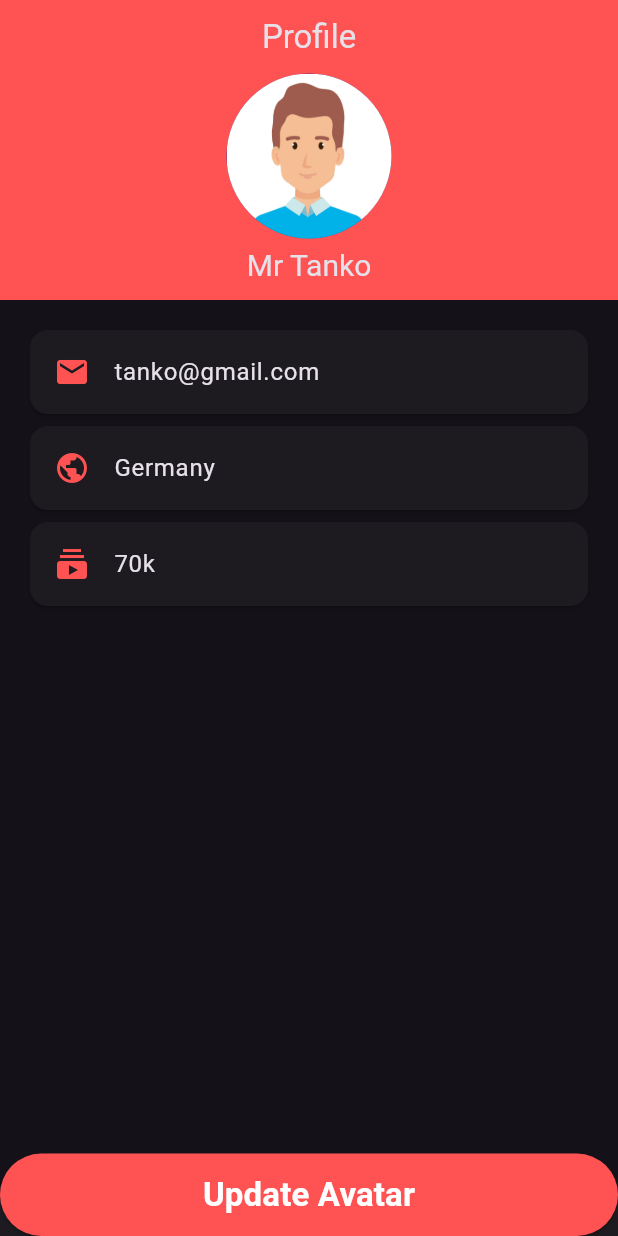
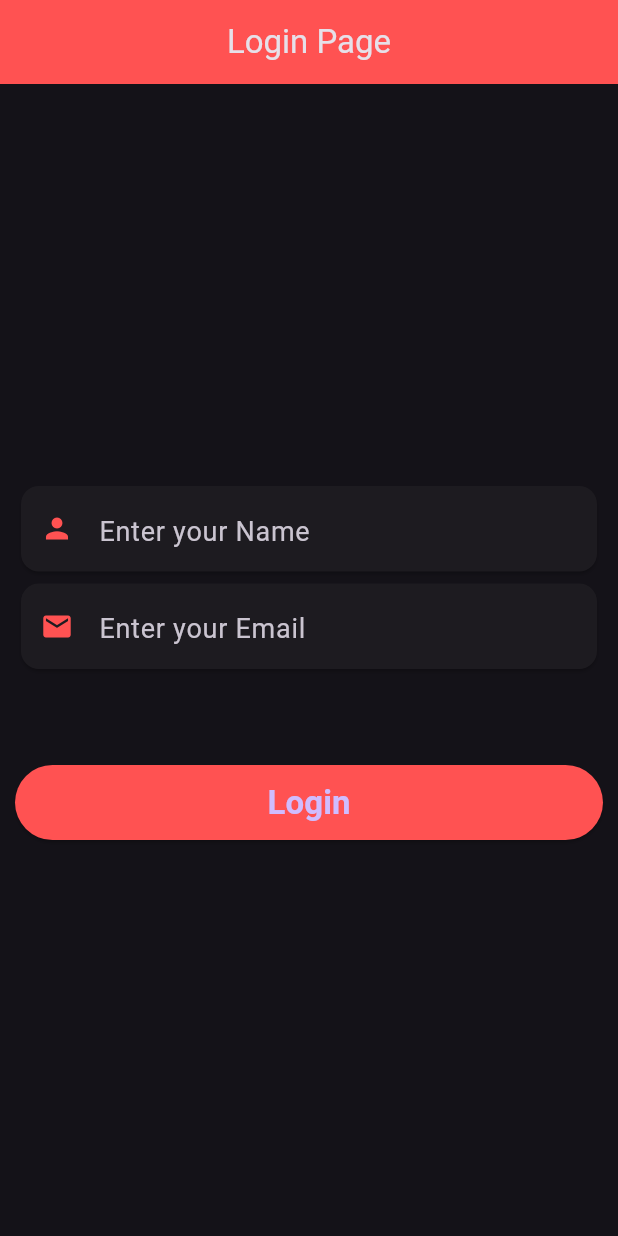
Before and after one commit to dretoba91/heyflutter-challenges, a Flutter app: the screen it shows after launch, on a phone screen of 412 x 824 dp. Run offline on Flutter 3.47's test engine with Material 3 defaults, Android fonts, the light colour scheme and no system bars.

Commit message:
added login page

```diff
--- a/lib/components/helper/colors.dart
+++ b/lib/components/helper/colors.dart
@@ -4,4 +4,7 @@ abstract class AppColors {
   // Red Colors
 
   static const redAccent = Colors.redAccent;
+
+  // Green
+  static const lightGreen = Colors.lightGreen;
 }
--- a/lib/main.dart
+++ b/lib/main.dart
@@ -1,5 +1,6 @@
 import 'package:flutter/material.dart';
 import 'package:heyflutter_challenges/components/helper/colors.dart';
+import 'package:heyflutter_challenges/screens/login.dart';
 import 'package:heyflutter_challenges/screens/personal_profile.dart';
 
 void main() {
@@ -15,7 +16,8 @@
     return MaterialApp(
       title: 'Personal Details',
       theme: ThemeData.dark(),
-      home: const PersonalProfile(),
+      debugShowCheckedModeBanner: false,
+      home: const Login(),
     );
   }
 }
--- /dev/null
+++ b/lib/screens/login.dart
@@ -0,0 +1,116 @@
+// ignore_for_file: prefer_const_constructors
+
+import 'package:flutter/material.dart';
+import 'package:heyflutter_challenges/components/helper/colors.dart';
+import 'package:heyflutter_challenges/screens/personal_profile.dart';
+
+class Login extends StatefulWidget {
+  const Login({super.key});
+
+  @override
+  State<Login> createState() => _LoginState();
+}
+
+class _LoginState extends State<Login> {
+  final TextEditingController _controller = TextEditingController();
+  final nameController = TextEditingController();
+  final emailController = TextEditingController();
+
+  @override
+  Widget build(BuildContext context) {
+    return Scaffold(
+      appBar: AppBar(
+        title: const Text("Login Page"),
+        centerTitle: true,
+        backgroundColor: AppColors.redAccent,
+      ),
+      body: SafeArea(
+        child: Padding(
+          padding: const EdgeInsets.all(10),
+          child: Column(
+            mainAxisAlignment: MainAxisAlignment.center,
+            children: [
+              Card(
+                child: TextField(
+                  controller: nameController,
+                  style: TextStyle(fontSize: 22.0),
+                  decoration: InputDecoration(
+                    border: InputBorder.none,
+                    contentPadding: EdgeInsets.all(12.0),
+                    prefixIcon: Icon(
+                      Icons.person,
+                      color: Colors.redAccent,
+                      size: 22.0,
+                    ),
+                    hintText: 'Enter your Name',
+                    hintStyle: TextStyle(
+                      fontSize: 18,
+                    ),
+                    focusColor: AppColors.lightGreen,
+                    focusedBorder: OutlineInputBorder(
+                      borderRadius: BorderRadius.all(Radius.circular(8)),
+                      borderSide: BorderSide(
+                        color: AppColors.lightGreen,
+                      ),
+                    ),
+                  ),
+                ),
+              ),
+              Card(
+                child: TextField(
+                  controller: emailController,
+                  style: TextStyle(fontSize: 22.0),
+                  decoration: InputDecoration(
+                    border: InputBorder.none,
+                    contentPadding: EdgeInsets.all(12.0),
+                    prefixIcon: Icon(
+                      Icons.email,
+                      color: Colors.redAccent,
+                      size: 22.0,
+                    ),
+                    hintText: 'Enter your Email',
+                    hintStyle: TextStyle(
+                      fontSize: 18,
+                    ),
+                    focusColor: AppColors.lightGreen,
+                    focusedBorder: OutlineInputBorder(
+                      borderRadius: BorderRadius.all(Radius.circular(8)),
+                      borderSide: BorderSide(
+                        color: AppColors.lightGreen,
+                      ),
+                    ),
+                  ),
+                ),
+              ),
+              SizedBox(height: 60),
+              ElevatedButton(
+                style: ElevatedButton.styleFrom(
+                  backgroundColor: Colors.redAccent,
+                  minimumSize: Size.fromHeight(50.0),
+                ),
+                onPressed: () {
+                  Navigator.push(
+                    context,
+                    MaterialPageRoute(
+                      builder: (context) => PersonalProfile(
+                        name: nameController.text,
+                        email: emailController.text,
+                      ),
+                    ),
+                  );
+                },
+                child: Text(
+                  'Login',
+                  style: TextStyle(
+                    fontSize: 22,
+                    fontWeight: FontWeight.bold,
+                  ),
+                ),
+              ),
+            ],
+          ),
+        ),
+      ),
+    );
+  }
+}
--- a/lib/screens/personal_profile.dart
+++ b/lib/screens/personal_profile.dart
@@ -4,7 +4,9 @@ import 'package:flutter/material.dart';
 import 'package:heyflutter_challenges/components/helper/colors.dart';
 
 class PersonalProfile extends StatefulWidget {
-  const PersonalProfile({super.key});
+  final String name;
+  final String email;
+  const PersonalProfile({super.key, required this.name, required this.email});
 
   @override
   State<PersonalProfile> createState() => _PersonalProfileState();
@@ -17,6 +19,17 @@ class _PersonalProfileState extends State<PersonalProfile> {
     return Scaffold(
       appBar: AppBar(
         backgroundColor: AppColors.redAccent,
+        leading: Column(
+          children: [
+            IconButton(
+              icon: Icon(Icons.logout),
+              onPressed: () {
+                Navigator.pop(context);
+              },
+              iconSize: 30.0,
+            ),
+          ],
+        ),
         title: Column(
           children: [
             Text("Profile"),
@@ -32,7 +45,7 @@ class _PersonalProfileState extends State<PersonalProfile> {
               height: 5,
             ),
             Text(
-              "Mr Tanko",
+              widget.name,
               style: TextStyle(
                 fontSize: 20,
                 fontWeight: FontWeight.normal,
@@ -43,7 +56,7 @@ class _PersonalProfileState extends State<PersonalProfile> {
         centerTitle: true,
         toolbarHeight: 200,
       ),
-      body: const SafeArea(
+      body: SafeArea(
         child: Padding(
           padding: EdgeInsets.all(16.0),
           child: Column(
@@ -56,7 +69,7 @@ class _PersonalProfileState extends State<PersonalProfile> {
                     color: AppColors.redAccent,
                   ),
                   title: Text(
-                    "tanko@gmail.com",
+                    widget.email,
                   ),
                 ),
               ),
```
